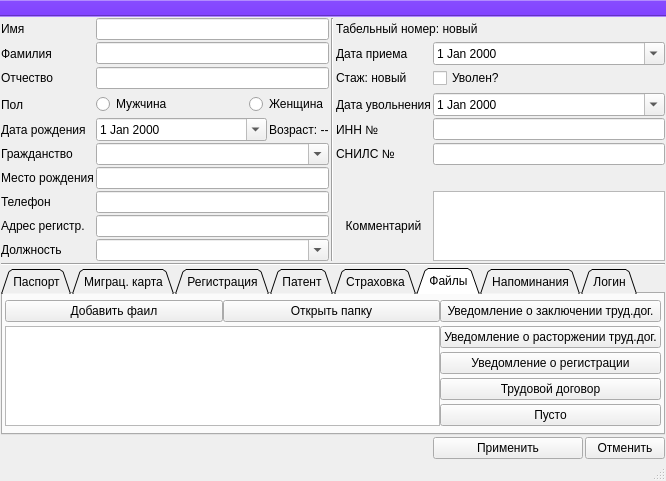
Old version of the form ui/add_work.ui in the repository Meller008/CRM-Avi.
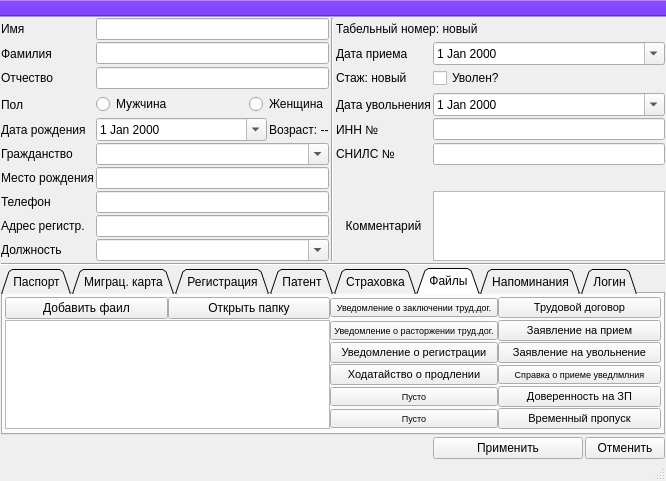
New version of the form. The open tabs and pages were chosen to show the change.

Patch:
```diff
--- a/ui/add_work.ui
+++ b/ui/add_work.ui
@@ -7,7 +7,7 @@
     <x>0</x>
     <y>0</y>
     <width>666</width>
-    <height>473</height>
+    <height>476</height>
    </rect>
   </property>
   <property name="windowTitle">
@@ -784,29 +784,13 @@
         <property name="spacing">
          <number>0</number>
         </property>
-        <item row="4" column="2">
-         <widget class="QPushButton" name="pushButton_4">
-          <property name="text">
-           <string>Трудовой договор</string>
-          </property>
-         </widget>
-        </item>
-        <item row="2" column="2">
-         <widget class="QPushButton" name="pushButton_5">
-          <property name="text">
-           <string>Уведомление о расторжении труд.дог.</string>
-          </property>
-         </widget>
-        </item>
-        <item row="1" column="2">
-         <widget class="QPushButton" name="pushButton">
-          <property name="text">
-           <string>Уведомление о заключении труд.дог.</string>
-          </property>
-         </widget>
-        </item>
         <item row="3" column="2">
          <widget class="QPushButton" name="pushButton_6">
+          <property name="font">
+           <font>
+            <pointsize>8</pointsize>
+           </font>
+          </property>
           <property name="text">
            <string>Уведомление о регистрации</string>
           </property>
@@ -814,11 +798,40 @@
         </item>
         <item row="5" column="2">
          <widget class="QPushButton" name="pushButton_7">
+          <property name="font">
+           <font>
+            <pointsize>7</pointsize>
+           </font>
+          </property>
           <property name="text">
            <string>Пусто</string>
           </property>
          </widget>
         </item>
+        <item row="1" column="2">
+         <widget class="QPushButton" name="pushButton">
+          <property name="font">
+           <font>
+            <pointsize>7</pointsize>
+           </font>
+          </property>
+          <property name="text">
+           <string>Уведомление о заключении труд.дог.</string>
+          </property>
+         </widget>
+        </item>
+        <item row="2" column="2">
+         <widget class="QPushButton" name="pushButton_5">
+          <property name="font">
+           <font>
+            <pointsize>7</pointsize>
+           </font>
+          </property>
+          <property name="text">
+           <string>Уведомление о расторжении труд.дог.</string>
+          </property>
+         </widget>
+        </item>
         <item row="1" column="0">
          <widget class="QPushButton" name="pushButton_2">
           <property name="text">
@@ -833,8 +846,110 @@
           </property>
          </widget>
         </item>
-        <item row="2" column="0" rowspan="4" colspan="2">
-         <widget class="QListWidget" name="lw_file"/>
+        <item row="6" column="2">
+         <widget class="QPushButton" name="pushButton_8">
+          <property name="font">
+           <font>
+            <pointsize>7</pointsize>
+           </font>
+          </property>
+          <property name="text">
+           <string>Пусто</string>
+          </property>
+         </widget>
+        </item>
+        <item row="2" column="0" rowspan="5" colspan="2">
+         <widget class="QListWidget" name="lw_file">
+          <property name="font">
+           <font>
+            <pointsize>8</pointsize>
+           </font>
+          </property>
+         </widget>
+        </item>
+        <item row="2" column="3">
+         <widget class="QPushButton" name="pushButton_10">
+          <property name="font">
+           <font>
+            <pointsize>8</pointsize>
+           </font>
+          </property>
+          <property name="text">
+           <string>Заявление на прием</string>
+          </property>
+         </widget>
+        </item>
+        <item row="3" column="3">
+         <widget class="QPushButton" name="pushButton_12">
+          <property name="font">
+           <font>
+            <pointsize>8</pointsize>
+           </font>
+          </property>
+          <property name="text">
+           <string>Заявление на увольнение</string>
+          </property>
+         </widget>
+        </item>
+        <item row="4" column="3">
+         <widget class="QPushButton" name="pushButton_13">
+          <property name="font">
+           <font>
+            <pointsize>7</pointsize>
+           </font>
+          </property>
+          <property name="text">
+           <string>Справка о приеме уведлмлния</string>
+          </property>
+         </widget>
+        </item>
+        <item row="5" column="3">
+         <widget class="QPushButton" name="pushButton_14">
+          <property name="font">
+           <font>
+            <pointsize>8</pointsize>
+           </font>
+          </property>
+          <property name="text">
+           <string>Доверенность на ЗП</string>
+          </property>
+         </widget>
+        </item>
+        <item row="6" column="3">
+         <widget class="QPushButton" name="pushButton_15">
+          <property name="font">
+           <font>
+            <pointsize>8</pointsize>
+           </font>
+          </property>
+          <property name="text">
+           <string>Временный пропуск</string>
+          </property>
+         </widget>
+        </item>
+        <item row="1" column="3">
+         <widget class="QPushButton" name="pushButton_4">
+          <property name="font">
+           <font>
+            <pointsize>8</pointsize>
+           </font>
+          </property>
+          <property name="text">
+           <string>Трудовой договор</string>
+          </property>
+         </widget>
+        </item>
+        <item row="4" column="2">
+         <widget class="QPushButton" name="pushButton_9">
+          <property name="font">
+           <font>
+            <pointsize>8</pointsize>
+           </font>
+          </property>
+          <property name="text">
+           <string>Ходатайство о продлении</string>
+          </property>
+         </widget>
         </item>
        </layout>
       </widget>
```
Left out of the diff: 280 changed lines with no effect on the pictures.
